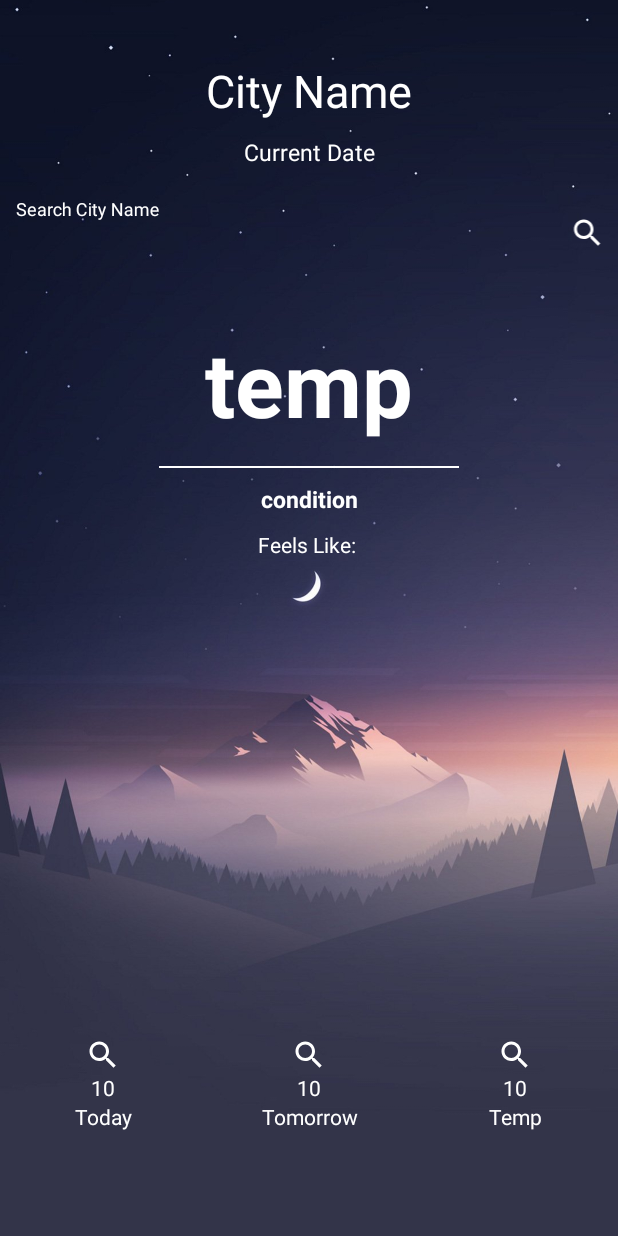
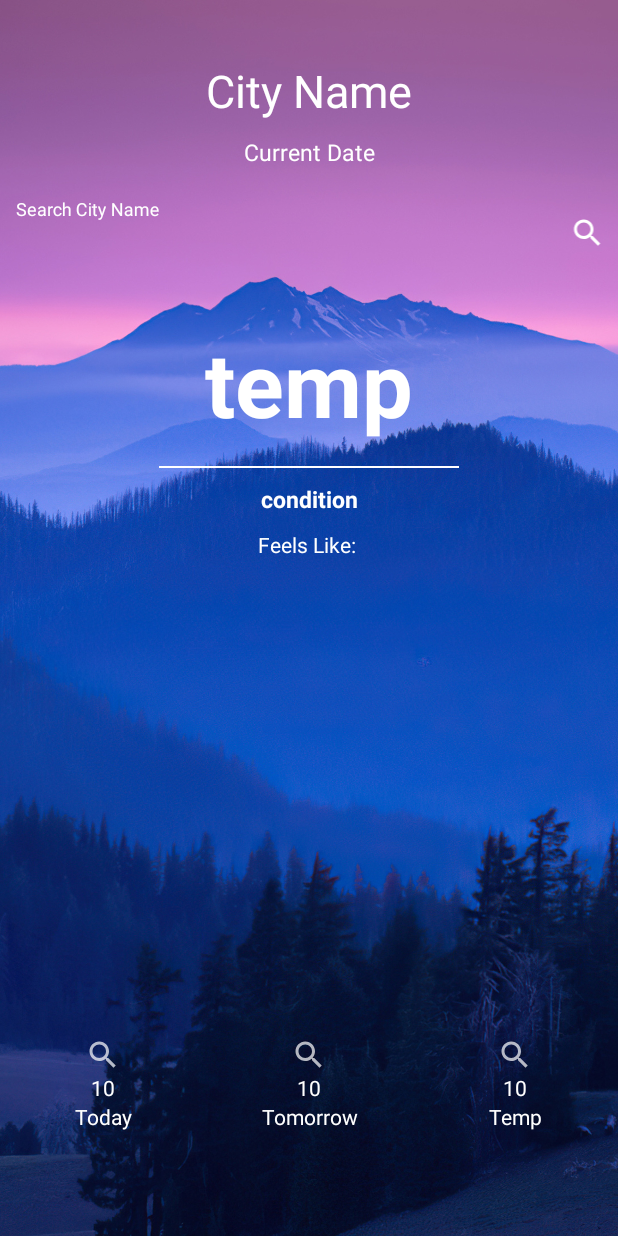
Before and after one commit to regerj/Weather_App, an Android app: the screen it shows after launch (MainActivity), on a phone screen of 412 x 824 dp. Run offline under Robolectric (Android 15) with nearby library versions, the phone set to English and light mode, and no system bars; our stand-ins replace Volley.

Commit message:
Fixed weather icons for forecast, added formatting to forecast high/low, changed background image.

```diff
--- a/app/src/main/java/com/example/weatherapp/MainActivity.kt
+++ b/app/src/main/java/com/example/weatherapp/MainActivity.kt
@@ -192,9 +192,9 @@ class MainActivity : AppCompatActivity() {
             val objDay2Weather = objDay2.getJSONObject("weather")
 
             // Set high and low text
-            highLow0.text = objDay0.getString("low_temp") + "\u2103" + "/" + objDay0.getString("high_temp") + "\u2103"
-            highLow1.text = objDay1.getString("low_temp") + "\u2103" + "/" + objDay1.getString("high_temp") + "\u2103"
-            highLow2.text = objDay2.getString("low_temp") + "\u2103" + "/" + objDay2.getString("high_temp") + "\u2103"
+            highLow0.text = objDay0.getString("low_temp") + "\u2103" + " / " + objDay0.getString("high_temp") + "\u2103"
+            highLow1.text = objDay1.getString("low_temp") + "\u2103" + " / " + objDay1.getString("high_temp") + "\u2103"
+            highLow2.text = objDay2.getString("low_temp") + "\u2103" + " / " + objDay2.getString("high_temp") + "\u2103"
 
             // Find day of week in two days
             var twoDay = ""
@@ -212,9 +212,9 @@ class MainActivity : AppCompatActivity() {
             // Set it
             dayOfWeek2.text = twoDay
 
-            var resourceId0 = resources.getIdentifier(objDay0Weather.getString("icon"), "png", this.packageName)
-            var resourceId1 = resources.getIdentifier(objDay1Weather.getString("icon"), "png", this.packageName)
-            var resourceId2 = resources.getIdentifier(objDay2Weather.getString("icon"), "png", this.packageName)
+            var resourceId0 = resources.getIdentifier(objDay0Weather.getString("icon"), "drawable", this.packageName)
+            var resourceId1 = resources.getIdentifier(objDay1Weather.getString("icon"), "drawable", this.packageName)
+            var resourceId2 = resources.getIdentifier(objDay2Weather.getString("icon"), "drawable", this.packageName)
 
             day0Icon.bringToFront()
             day1Icon.bringToFront()
--- a/app/src/main/res/layout/activity_main.xml
+++ b/app/src/main/res/layout/activity_main.xml
@@ -29,7 +29,7 @@
             android:layout_width="match_parent"
             android:layout_height="match_parent"
             android:scaleType="centerCrop"
-            android:src="@drawable/newbg" />
+            android:src="@drawable/mountains_minimal" />
 
         <!--City Name-->
         <TextView
@@ -182,18 +182,20 @@
 
                 <ImageView
                     android:id="@+id/day0Icon"
+                    android:layout_marginLeft="20dp"
+                    android:layout_marginRight="20dp"
                     android:layout_width="match_parent"
                     android:layout_height="wrap_content"
                     android:layout_gravity="center"
                     android:layout_weight="1"
-                    android:src="@drawable/ic_search"
-                    app:tint="@color/white" />
+                    android:src="@drawable/ic_search" />
 
                 <TextView
                     android:id="@+id/highLow0"
                     android:layout_width="match_parent"
                     android:layout_height="wrap_content"
                     android:layout_weight="1"
+                    android:layout_below="@id/day0Icon"
                     android:gravity="center"
                     android:text="10"
                     android:textColor="@color/white" />
@@ -201,8 +203,10 @@
                 <TextView
                     android:layout_width="match_parent"
                     android:layout_height="wrap_content"
+                    android:layout_below="@id/highLow0"
                     android:gravity="center"
                     android:text="Today"
+                    android:layout_weight="1"
                     android:textColor="@color/white" />
 
             </LinearLayout>
@@ -223,15 +227,17 @@
                     android:layout_width="match_parent"
                     android:layout_height="wrap_content"
                     android:layout_gravity="center"
+                    android:layout_marginLeft="20dp"
+                    android:layout_marginRight="20dp"
                     android:layout_weight="1"
-                    android:src="@drawable/ic_search"
-                    app:tint="@color/white" />
+                    android:src="@drawable/ic_search" />
 
                 <TextView
                     android:id="@+id/highLow1"
                     android:layout_width="match_parent"
                     android:layout_height="wrap_content"
                     android:layout_weight="1"
+                    android:layout_below="@id/day1Icon"
                     android:gravity="center"
                     android:text="10"
                     android:textColor="@color/white" />
@@ -241,6 +247,7 @@
                     android:layout_width="match_parent"
                     android:layout_height="wrap_content"
                     android:layout_weight="1"
+                    android:layout_below="@id/highLow1"
                     android:gravity="center"
                     android:text="Tomorrow"
                     android:textColor="@color/white" />
@@ -264,15 +271,17 @@
                     android:layout_width="match_parent"
                     android:layout_height="wrap_content"
                     android:layout_gravity="center"
+                    android:layout_marginLeft="20dp"
+                    android:layout_marginRight="20dp"
                     android:layout_weight="1"
-                    android:src="@drawable/ic_search"
-                    app:tint="@color/white" />
+                    android:src="@drawable/ic_search" />
 
                 <TextView
                     android:id="@+id/highLow2"
                     android:layout_width="match_parent"
                     android:layout_height="wrap_content"
                     android:layout_weight="1"
+                    android:layout_below="@id/day2Icon"
                     android:gravity="center"
                     android:text="10"
                     android:textColor="@color/white" />
@@ -281,8 +290,10 @@
                     android:id="@+id/dayOfWeek2"
                     android:layout_width="match_parent"
                     android:layout_height="wrap_content"
+                    android:layout_below="@id/highLow2"
                     android:gravity="center"
                     android:text="Temp"
+                    android:layout_weight="1"
                     android:textColor="@color/white" />
 
 
```
